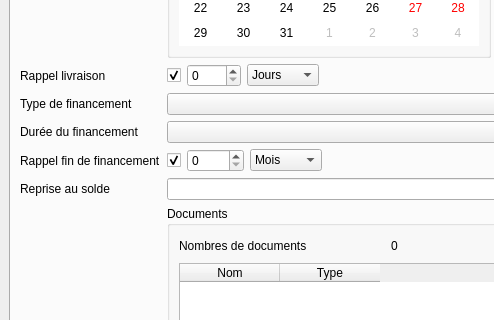
The window that mainwindow.ui (firedream89/customer-database) describes before a commit, drawn with Qt 5; both pictures show x 0 to 494 and y 522 to 842 of the 972 by 1210 pixel window.
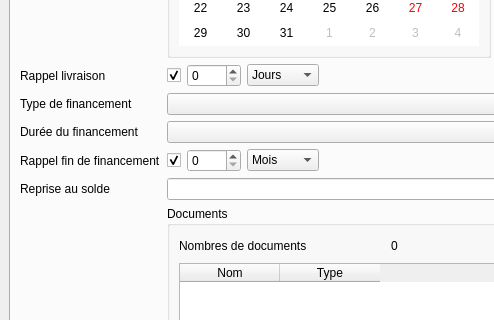
The same window after the commit. The open tabs and pages were chosen to show the change.

Commit message: Modification enregistrement des fichiers existant

Patch:
```diff
--- a/mainwindow.ui
+++ b/mainwindow.ui
@@ -488,7 +488,7 @@
             <item>
              <widget class="QSpinBox" name="inRappelFin">
               <property name="suffix">
-               <string> </string>
+               <string/>
               </property>
               <property name="minimum">
                <number>0</number>
```
The commit also changes 2 other files.
